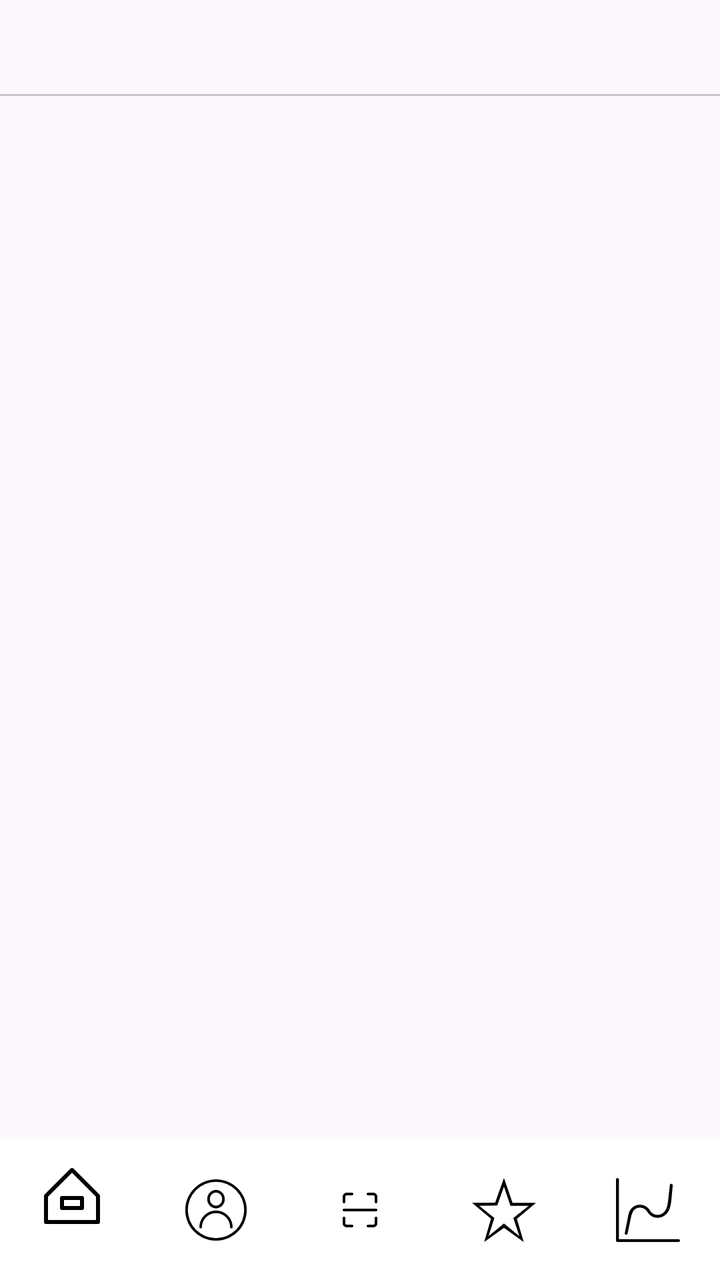
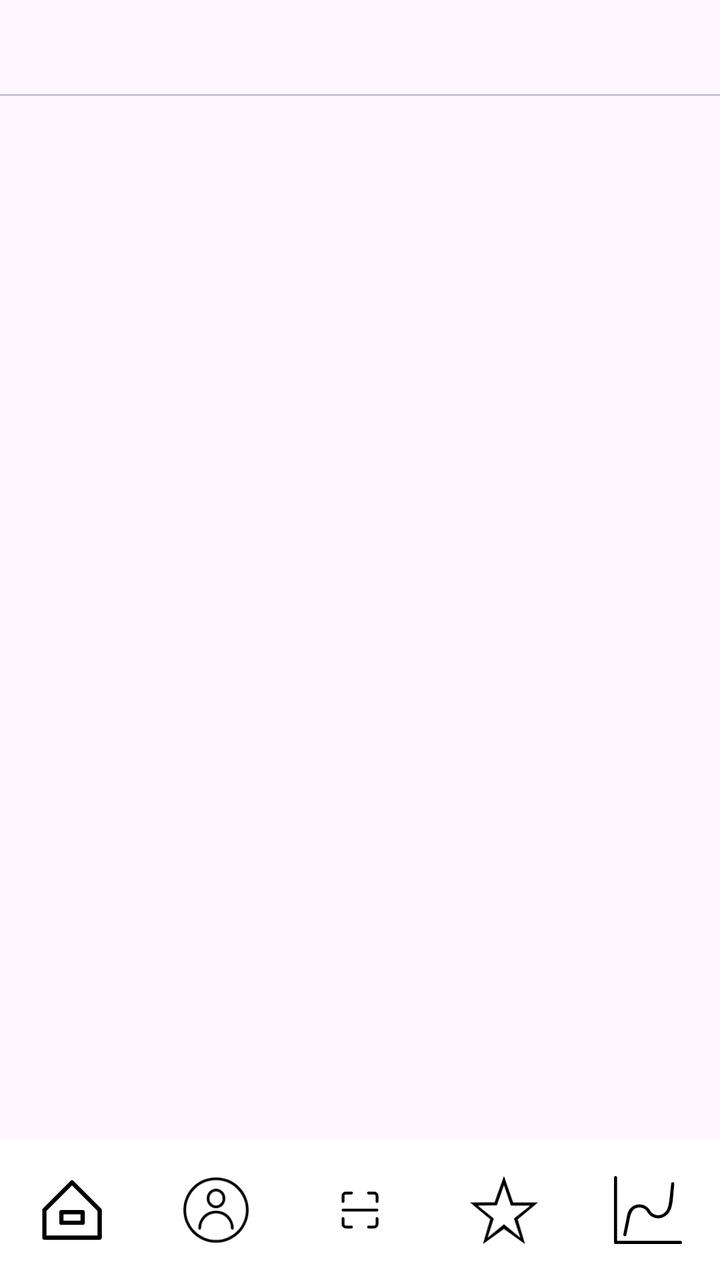

An Android layout rendered at two revisions. The XML below is the earlier revision; the diff shows what the commit changed to produce the second picture.
<!-- AndroidManifest.xml: application theme Theme.Diplom -->
<!-- res/layout/activity_statistics.xml -->
<?xml version="1.0" encoding="utf-8"?>
<LinearLayout xmlns:android="http://schemas.android.com/apk/res/android"
    xmlns:app="http://schemas.android.com/apk/res-auto"
    android:orientation="vertical"
    android:layout_width="match_parent"
    android:layout_height="match_parent">


    <com.google.android.material.tabs.TabLayout
        android:id="@+id/statsTabLayout"
        android:layout_width="match_parent"
        android:layout_height="wrap_content"
        app:tabIndicatorFullWidth="false"/>


    <androidx.viewpager2.widget.ViewPager2
        android:id="@+id/statsViewPager"
        android:layout_width="match_parent"
        android:layout_height="0dp"
        android:layout_weight="1"/>


    <com.google.android.material.bottomnavigation.BottomNavigationView
        android:id="@+id/bottomNavigation"
        android:layout_width="match_parent"
        android:layout_height="70dp"
        android:background="#FFFFFF"
        app:itemIconSize="32dp"
        app:itemTextColor="@color/black"
        app:itemIconTint="@color/black"
        app:menu="@menu/bottom_nav_menu"/>
</LinearLayout>
<!-- resources referenced by this layout -->
<resources>
  <color name="black">#FF000000</color>
  <!-- unchanged entries left out for length: 2 -->
</resources>

<!-- the commit's change to res/layout/activity_statistics.xml (unified diff, before → after) -->
@@ -19,14 +19,64 @@
         android:layout_height="0dp"
         android:layout_weight="1"/>
 
-
-    <com.google.android.material.bottomnavigation.BottomNavigationView
-        android:id="@+id/bottomNavigation"
+    <LinearLayout
+        android:id="@+id/bottomBar"
         android:layout_width="match_parent"
         android:layout_height="70dp"
+        android:orientation="horizontal"
         android:background="#FFFFFF"
-        app:itemIconSize="32dp"
-        app:itemTextColor="@color/black"
-        app:itemIconTint="@color/black"
-        app:menu="@menu/bottom_nav_menu"/>
+        android:weightSum="5"
+        android:gravity="center">
+
+        <ImageView
+            android:id="@+id/home"
+            android:layout_width="0dp"
+            android:layout_height="match_parent"
+            android:layout_weight="1"
+            android:src="@drawable/home"
+            android:padding="18dp"
+            android:clickable="true"
+            android:focusable="true"/>
+
+        <ImageView
+            android:id="@+id/fav"
+            android:layout_width="0dp"
+            android:layout_height="match_parent"
+            android:layout_weight="1"
+            android:src="@drawable/person"
+            android:padding="18dp"
+            android:clickable="true"
+            android:focusable="true"/>
+
+        <ImageView
+            android:id="@+id/scan"
+            android:layout_width="0dp"
+            android:layout_height="match_parent"
+            android:layout_weight="1"
+            android:src="@drawable/code"
+            android:padding="18dp"
+            android:clickable="true"
+            android:focusable="true"/>
+
+        <ImageView
+            android:id="@+id/food"
+            android:layout_width="0dp"
+            android:layout_height="match_parent"
+            android:layout_weight="1"
+            android:src="@drawable/favor"
+            android:padding="18dp"
+            android:clickable="true"
+            android:focusable="true"/>
+
+        <ImageView
+            android:id="@+id/stats"
+            android:layout_width="0dp"
+            android:layout_height="match_parent"
+            android:layout_weight="1"
+            android:src="@drawable/stat"
+            android:padding="18dp"
+            android:clickable="true"
+            android:focusable="true"/>
+    </LinearLayout>
+
 </LinearLayout>
<!-- resource entries referenced after the edit -->
@@ -1,6 +1,96 @@
 <!-- resources referenced by this layout -->
 <resources>
-  <color name="black">#FF000000</color>
+  <!-- drawable code (drawable) -->
+  <vector xmlns:android="http://schemas.android.com/apk/res/android"
+      android:width="24dp"
+      android:height="24dp"
+      android:viewportWidth="24"
+      android:viewportHeight="24">
+    <path
+        android:strokeWidth="1"
+        android:pathData="M9,6H7A1,1 0,0 0,6 7V9"
+        android:strokeLineJoin="round"
+        android:fillColor="#00000000"
+        android:strokeColor="#000"
+        android:strokeLineCap="round"/>
+    <path
+        android:strokeWidth="1"
+        android:pathData="M15,6h2a1,1 0,0 1,1 1V9"
+        android:strokeLineJoin="round"
+        android:fillColor="#00000000"
+        android:strokeColor="#000"
+        android:strokeLineCap="round"/>
+    <path
+        android:strokeWidth="1"
+        android:pathData="M18,15v2a1,1 0,0 1,-1 1H15"
+        android:strokeLineJoin="round"
+        android:fillColor="#00000000"
+        android:strokeColor="#000"
+        android:strokeLineCap="round"/>
+    <path
+        android:strokeWidth="1"
+        android:pathData="M9,18H7a1,1 0,0 1,-1 -1V15"
+        android:strokeLineJoin="round"
+        android:fillColor="#00000000"
+        android:strokeColor="#000"
+        android:strokeLineCap="round"/>
+    <path
+        android:strokeWidth="1"
+        android:pathData="M6,12L18,12"
+        android:strokeLineJoin="round"
+        android:fillColor="#00000000"
+        android:strokeColor="#000"
+        android:strokeLineCap="round"/>
+  </vector>
+  <!-- drawable favor (drawable) -->
+  <vector xmlns:android="http://schemas.android.com/apk/res/android"
+      android:width="612dp"
+      android:height="612dp"
+      android:viewportWidth="612"
+      android:viewportHeight="612">
+    <path
+        android:fillColor="#FF000000"
+        android:pathData="M387.67,238.18L305.58,0l-84.43,236.26L0,238.18l181.82,150.94L116.47,612l189.11,-135.31L494.69,612l-65.37,-221.43L612,238.18H387.67zM452.96,556.06L305.58,434.66l-147.38,121.4l55.66,-173.48L69.54,265.66l172.14,-2.14l63.9,-180.4l62.01,182.54h174.86L395.24,382.56L452.96,556.06z"/>
+  </vector>
+  <!-- drawable home (drawable) -->
+  <vector xmlns:android="http://schemas.android.com/apk/res/android"
+      android:width="32dp"
+      android:height="32dp"
+      android:viewportWidth="32"
+      android:viewportHeight="32">
+    <path
+        android:pathData="M29.71,15.29l-13,-13a1,1 0,0 0,-1.42 0l-13,13A1,1 0,0 0,2 16L2,29a1,1 0,0 0,1 1L29,30a1,1 0,0 0,1 -1L30,16A1,1 0,0 0,29.71 15.29ZM28,28L4,28L4,16.41l12,-12 12,12ZM10,17v5a1,1 0,0 0,1 1L21,23a1,1 0,0 0,1 -1L22,17a1,1 0,0 0,-1 -1L11,16A1,1 0,0 0,10 17ZM12,18h8v3L12,21Z"
+        android:fillColor="#FF000000"/>
+  </vector>
+  <!-- drawable person (drawable) -->
+  <vector xmlns:android="http://schemas.android.com/apk/res/android"
+      android:width="50dp"
+      android:height="50dp"
+      android:viewportWidth="50"
+      android:viewportHeight="50">
+    <path
+        android:fillColor="#FF000000"
+        android:pathData="M25,1A24,24 0,1 0,49 25,24 24,0 0,0 25,1ZM25,47A22,22 0,1 1,47 25,22 22,0 0,1 25,47Z"/>
+    <path
+        android:fillColor="#FF000000"
+        android:pathData="M25,25.41a13,13 0,0 0,-13 13,1 1,0 0,0 2,0 11,11 0,1 1,22 0,1 1,0 0,0 2,0A13,13 0,0 0,25 25.41Z"/>
+    <path
+        android:fillColor="#FF000000"
+        android:pathData="M25,23.71a7,7 0,0 0,6.81 -7.2A7,7 0,0 0,25 9.3a7,7 0,0 0,-6.81 7.21A7,7 0,0 0,25 23.71ZM25,11.3a5,5 0,0 1,4.81 5.21A5,5 0,0 1,25 21.71a5,5 0,0 1,-4.81 -5.2A5,5 0,0 1,25 11.3Z"/>
+  </vector>
+  <!-- drawable stat (drawable) -->
+  <vector xmlns:android="http://schemas.android.com/apk/res/android"
+      android:width="44dp"
+      android:height="44dp"
+      android:viewportWidth="44"
+      android:viewportHeight="44">
+    <path
+        android:fillColor="#FF000000"
+        android:pathData="M43,42H2V1c0,-0.553 -0.448,-1 -1,-1S0,0.447 0,1v42c0,0.553 0.448,1 1,1h42c0.552,0 1,-0.447 1,-1S43.552,42 43,42z"/>
+    <path
+        android:fillColor="#FF000000"
+        android:pathData="m38,4c-0.552,0 -1,0.447 -1,1l-1,9c-0.616,6.156 -1.568,8.905 -4.438,10.562 -2.87,1.656 -6.539,0.673 -8.196,-2.196 -2.21,-3.826 -7.102,-5.138 -10.928,-2.929 -3.827,2.209 -3.964,6.257 -4.628,9.563l-1.81,9c0,0.553 0.448,1 1,1s1,-0.447 1,-1l1.479,-7c0.616,-2.568 1.089,-8.173 3.958,-9.83 2.87,-1.657 6.54,-0.674 8.196,2.196 2.21,3.826 7.102,5.137 10.928,2.928 3.828,-2.209 4.681,-5.266 5.439,-10.294l1,-11c0,-0.553 -0.448,-1 -1,-1z"/>
+  </vector>
   <!-- unchanged entries left out for length: 2 -->
 </resources>
 
